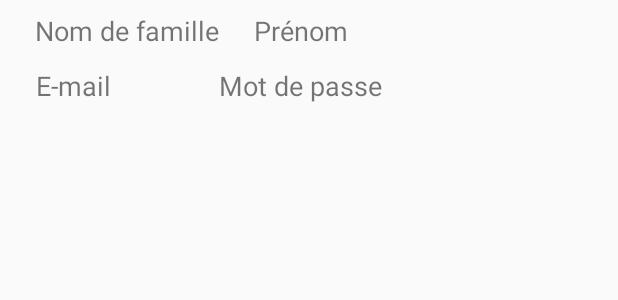
After one commit to Cadz006/TP2_Dev_mobile, an Android app: the layout recycleview_admin.xml on its own in the app's theme, with its tools: preview values and no code run, on a phone screen of 412 x 824 dp. The commit adds this screen. Shown: the top 300 px of the screen. Run offline under Robolectric (Android 15) with nearby library versions, the phone set to English and light mode, and no system bars.

Commit message:
adminitrateur enseignant

```diff
--- a/TP2_Dev_Mobile/app/src/main/java/bdeb/qc/ca/tp2_dev_mobile/Activities/AccueilAdminActivity.java
+++ b/TP2_Dev_Mobile/app/src/main/java/bdeb/qc/ca/tp2_dev_mobile/Activities/AccueilAdminActivity.java
@@ -42,8 +42,6 @@ public class AccueilAdminActivity extends AppCompatActivity {
         return true;
     }
 
-
-
     public void onClickEnseignant(){
         Button btnLogin = findViewById(R.id.BtnAjouterProf);
         btnLogin.setOnClickListener(new View.OnClickListener() {
--- a/TP2_Dev_Mobile/app/src/main/java/bdeb/qc/ca/tp2_dev_mobile/Model/Etudiant.java
+++ b/TP2_Dev_Mobile/app/src/main/java/bdeb/qc/ca/tp2_dev_mobile/Model/Etudiant.java
@@ -4,6 +4,7 @@ public class Etudiant {
     private String nom;
     private String prenom;
     private String email;
+    private String password;
     private boolean estActif;
     private String acc_token;
     private String type_token;
--- /dev/null
+++ b/TP2_Dev_Mobile/app/src/main/res/layout/recycleview_admin.xml
@@ -0,0 +1,57 @@
+<?xml version="1.0" encoding="utf-8"?>
+<LinearLayout xmlns:android="http://schemas.android.com/apk/res/android"
+    xmlns:app="http://schemas.android.com/apk/res-auto"
+    xmlns:tools="http://schemas.android.com/tools"
+    android:orientation="vertical" android:layout_width="match_parent"
+    android:layout_height="match_parent">
+
+    <androidx.constraintlayout.widget.ConstraintLayout
+        android:layout_width="match_parent"
+        android:layout_height="82dp">
+
+        <TextView
+            android:id="@+id/txtNomAdmin"
+            android:layout_width="wrap_content"
+            android:layout_height="wrap_content"
+            android:layout_marginTop="8dp"
+            android:text="@string/nomFamille"
+            android:textSize="18sp"
+            app:layout_constraintEnd_toStartOf="@+id/txtPrenomAdmin"
+            app:layout_constraintStart_toStartOf="parent"
+            app:layout_constraintTop_toTopOf="parent" />
+
+        <TextView
+            android:id="@+id/txtPrenomAdmin"
+            android:layout_width="wrap_content"
+            android:layout_height="wrap_content"
+            android:layout_marginTop="8dp"
+            android:layout_marginEnd="180dp"
+            android:text="@string/prenom"
+            android:textSize="18sp"
+            app:layout_constraintEnd_toEndOf="parent"
+            app:layout_constraintTop_toTopOf="parent" />
+
+        <TextView
+            android:id="@+id/txtEmailAdmin"
+            android:layout_width="wrap_content"
+            android:layout_height="wrap_content"
+            android:layout_marginStart="24dp"
+            android:layout_marginTop="12dp"
+            android:text="@string/email"
+            android:textSize="18sp"
+            app:layout_constraintStart_toStartOf="parent"
+            app:layout_constraintTop_toBottomOf="@+id/txtNomAdmin" />
+
+        <TextView
+            android:id="@+id/txtPassword"
+            android:layout_width="wrap_content"
+            android:layout_height="wrap_content"
+            android:layout_marginStart="72dp"
+            android:text="@string/Password"
+            android:textSize="18sp"
+            app:layout_constraintEnd_toEndOf="parent"
+            app:layout_constraintHorizontal_bias="0.0"
+            app:layout_constraintStart_toEndOf="@+id/txtEmailAdmin"
+            app:layout_constraintTop_toTopOf="@+id/txtEmailAdmin" />
+    </androidx.constraintlayout.widget.ConstraintLayout>
+</LinearLayout>
--- a/TP2_Dev_Mobile/app/src/main/res/values/strings.xml
+++ b/TP2_Dev_Mobile/app/src/main/res/values/strings.xml
@@ -26,4 +26,5 @@
     <string name="AjouterEnseignantBD">Ajouter une liste d\'enseignant par la base de donnée</string>
     <string name="AjouterEtudiantIndividuel">Ajouter un seul Étudiant</string>
     <string name="AjouterEtudiantBD">Ajouter une liste d\'étudiant par la base de donnée</string>
+    <string name="Password">Mot de passe</string>
 </resources>
```
Also changed, not shown: TP2_Dev_Mobile/app/src/main/AndroidManifest.xml (+4 -4 lines), TP2_Dev_Mobile/app/src/main/java/bdeb/qc/ca/tp2_dev_mobile/Activities/AjouterEnseignant.java (+6 -5 lines), TP2_Dev_Mobile/app/src/main/java/bdeb/qc/ca/tp2_dev_mobile/Adapters/AdminProfAdapter.java (added, +47 -0 lines), 1 other file.
